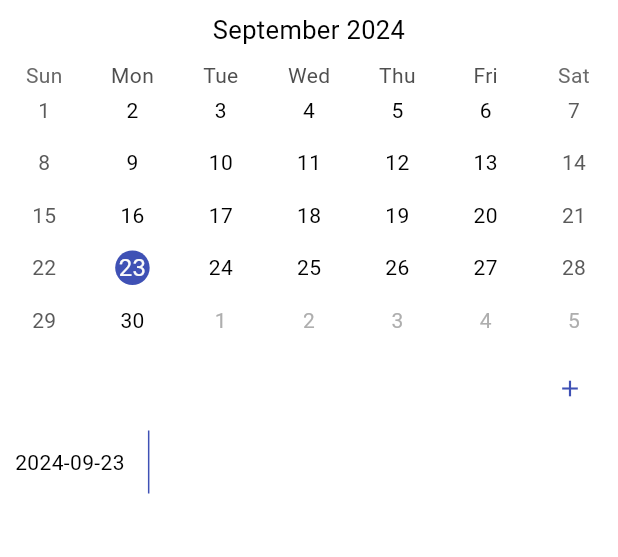
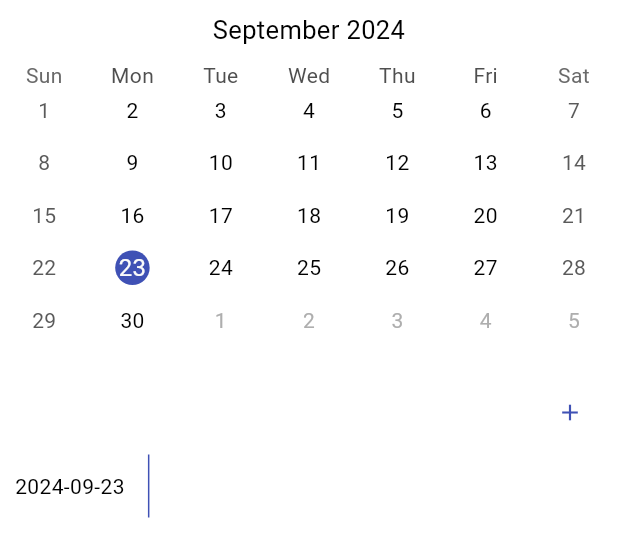
Before and after one commit to deathblade666/flutter_launcher, a Flutter app: the Calendar widget shown alone on an empty page, opened directly, on a phone screen of 412 x 824 dp. Shown: the top 557 px of the screen. Run offline on Flutter 3.47's test engine with Material 3 defaults, Android fonts, the phone set to English and light mode, and no system bars; drawn by our look-alikes of dynamic_color, table_calendar; our stand-ins replace date_format, shared_preferences, string_validator; missing offline and left inert: installed_apps, one_clock; accounts and stored records are empty.

Commit message:
Stlyed the calendar more

```diff
--- a/lib/pages/home.dart
+++ b/lib/pages/home.dart
@@ -450,6 +450,7 @@ class _launcherState extends State<launcher>{
                                     ))
                                 ] else... [],
                                 GestureDetector(
+                                  behavior: HitTestBehavior.opaque,
                                   child: const Center(
                                     child: Text("click here to add a widget!"),
                                   ),
--- a/lib/widgets/calendar.dart
+++ b/lib/widgets/calendar.dart
@@ -106,9 +106,10 @@ class _CalendarState extends State<Calendar> {
               },
             ),
           ),
+          Divider(),
           Row(
+            mainAxisAlignment: MainAxisAlignment.end,
             children: [
-              const Expanded(child: Padding(padding: EdgeInsets.only(right: 1))),
               TextButton(
                 onPressed:  (){
                   showDialog(
@@ -162,7 +163,6 @@ class _CalendarState extends State<Calendar> {
               if (eventList.isNotEmpty){
               final eventEntry = eventList[index];
               final eventDate = eventEntry.key;
-              final eventDateToString = eventDate.toString().split(' ');
               final event = eventEntry.value;
               final eventTitle = event.title;
               final eventDescripiton = event.description;
@@ -180,15 +180,34 @@ class _CalendarState extends State<Calendar> {
                       width: 2,
                       color: Theme.of(context).colorScheme.primary,
                     ),
-                    const Padding(padding: EdgeInsets.only(right: 15)),
-                    Text(eventTitle + '\n$eventDescripiton'),
-                    //Text(event.description)
-                  ],)
-                //ListTile(
-                  //title: Text(event.title),
-                  //subtitle: Text(event.description),
-                  //trailing: Text(eventDate.toString().split(' ')[0]),
-                //)
+                    //const Padding(padding: EdgeInsets.only(right: 15)),
+                    Column(
+                      children: [
+
+
+
+                        Align(
+                          alignment: Alignment.centerLeft,
+                          child: Padding(
+                            padding: const EdgeInsets.only(left: 10),
+                            child:  Text(
+                              eventTitle,
+                              textScaler: const TextScaler.linear(1.2),
+                              style: const TextStyle(fontWeight: FontWeight.w500),
+                            ),
+                          ),
+                        ),
+                        Align(
+                          alignment: Alignment.centerLeft,
+                          child: Padding(
+                            padding: const EdgeInsets.only(left: 10),
+                            child: Text(eventDescripiton),
+                          ),
+                        ),
+                      ],
+                    )
+                  ],
+                )
               );
               } else {
                 return  const Center(
```
